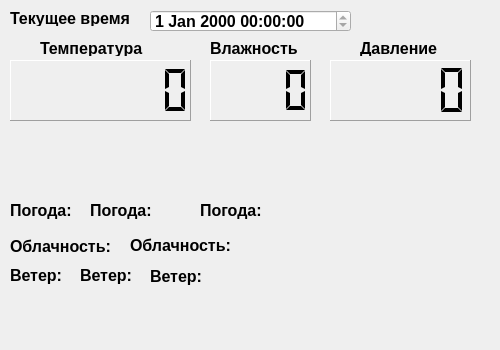
First picture: the form in form_ui.ui, repository ssic7i/rpi_weather_app, before the edit.
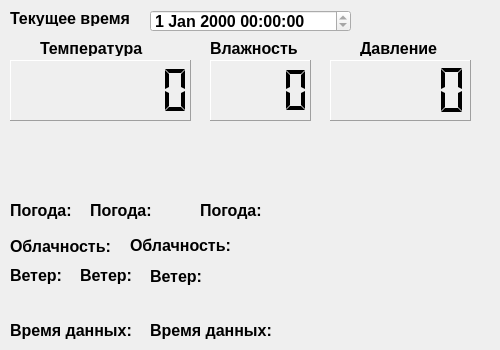
Second picture: the form after the edit.

Commit message: базовый разбор данных

The edit to the form file:
```diff
--- a/form_ui.ui
+++ b/form_ui.ui
@@ -379,6 +379,46 @@
     <string>Погода:</string>
    </property>
   </widget>
+  <widget class="QLabel" name="label_7">
+   <property name="geometry">
+    <rect>
+     <x>10</x>
+     <y>320</y>
+     <width>141</width>
+     <height>21</height>
+    </rect>
+   </property>
+   <property name="font">
+    <font>
+     <pointsize>12</pointsize>
+     <weight>75</weight>
+     <bold>true</bold>
+    </font>
+   </property>
+   <property name="text">
+    <string>Время данных:</string>
+   </property>
+  </widget>
+  <widget class="QLabel" name="label_time_date">
+   <property name="geometry">
+    <rect>
+     <x>150</x>
+     <y>320</y>
+     <width>341</width>
+     <height>21</height>
+    </rect>
+   </property>
+   <property name="font">
+    <font>
+     <pointsize>12</pointsize>
+     <weight>75</weight>
+     <bold>true</bold>
+    </font>
+   </property>
+   <property name="text">
+    <string>Время данных:</string>
+   </property>
+  </widget>
  </widget>
  <resources/>
  <connections/>
```
The commit also changes 3 other files.
